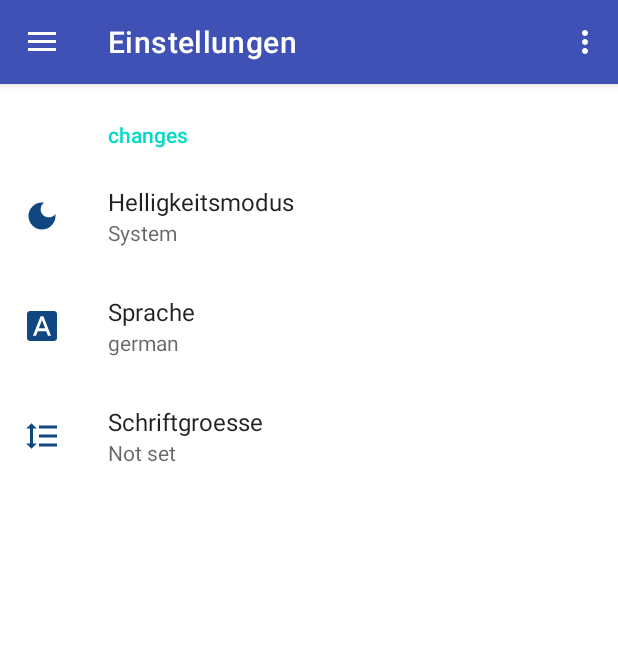
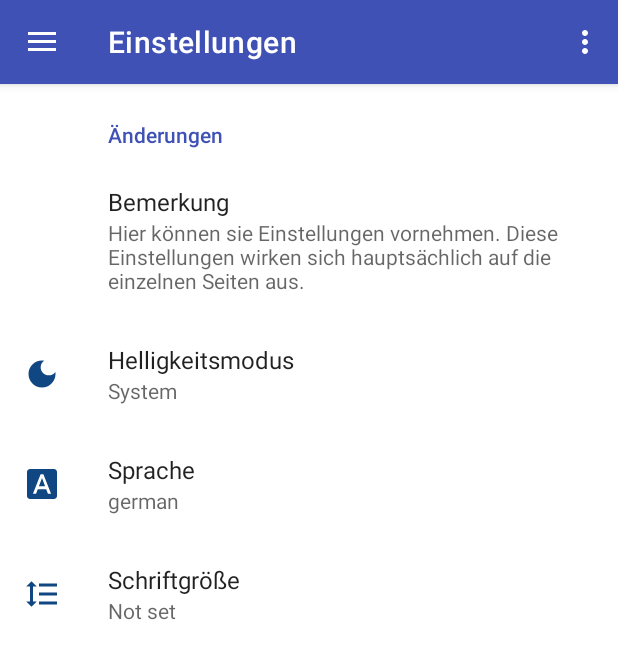
Before and after one commit to Klaus-Thaler/Stolperstein, an Android app: the SettingsFragment screen opened through its navigation route, on a phone screen of 412 x 824 dp. Shown: the top 659 px of the screen. Run offline under Robolectric (Android 15) with nearby library versions, the phone set to English and light mode, and no system bars; our stand-ins replace androidx.preference, navigation-ui; libraries missing offline, so code that uses them is left out: org.osmdroid.api, org.osmdroid.bonuspack, org.osmdroid.config, org.osmdroid.tileprovider, org.osmdroid.util and 1 more; pictures from the network do not load; 22 statements that could not run were skipped.

Commit message:
translate with deepl ;-)

```diff
--- a/app/build.gradle
+++ b/app/build.gradle
@@ -14,7 +14,7 @@ android {
         versionName "1.0"
 
         testInstrumentationRunner "androidx.test.runner.AndroidJUnitRunner"
-        resourceConfigurations += ["de", "en", "en-rGB"]
+        resourceConfigurations += ["de", "en", "en-rGB" , "uk", "uk-rUA", "fr", "fr-rFR"]
     }
 
     buildTypes {
--- a/app/src/main/java/com/example/stolperstein/ui/SettingsFragment.java
+++ b/app/src/main/java/com/example/stolperstein/ui/SettingsFragment.java
@@ -2,24 +2,17 @@ package com.example.stolperstein.ui;
 
 import static com.example.stolperstein.MainActivity.mSharedPref;
 
-import android.annotation.SuppressLint;
 import android.content.SharedPreferences;
-import android.os.Build;
 import android.os.Bundle;
 import android.util.Log;
 
-import androidx.annotation.RequiresApi;
 import androidx.appcompat.app.AppCompatDelegate;
 import androidx.core.os.LocaleListCompat;
-import androidx.fragment.app.FragmentManager;
 import androidx.preference.PreferenceFragmentCompat;
 
 import com.example.stolperstein.R;
 
 public class SettingsFragment extends PreferenceFragmentCompat {
-    public FragmentManager fragmentManager;
-    @SuppressLint("ResourceType")
-    @RequiresApi(api = Build.VERSION_CODES.TIRAMISU)
     @Override
     public void onCreatePreferences(Bundle savedInstanceState, String rootKey) {
         setPreferencesFromResource(R.xml.root_preferences, rootKey);
@@ -35,7 +28,7 @@ public class SettingsFragment extends PreferenceFragmentCompat {
                     int[] mDefaultFontSizes = getResources().getIntArray(R.array.default_text_size);
                     for (Integer item : mDefaultFontSizes) {
                         int result = item + Integer.parseInt((String) newValue);
-                        //utils.showToast(getContext(), "> " + result);
+                        //utils.showToast(getContext(), "> " + result + "> " + item);
                         editor.putInt(String.format("mFontSize_%s", item), result);
                     }
                     editor.apply();
@@ -64,6 +57,7 @@ public class SettingsFragment extends PreferenceFragmentCompat {
                     appLocale = LocaleListCompat.forLanguageTags("de");
                     for (String item : localeArray){
                         if (item.equals(newValue)) {
+                            //utils.showToast(getContext(), "> " + item);
                             appLocale = LocaleListCompat.forLanguageTags(item);
                         }
                     }
@@ -72,5 +66,4 @@ public class SettingsFragment extends PreferenceFragmentCompat {
                     return true;
                 });
     }
-
 }
--- a/app/src/main/res/values-night/strings.xml
+++ b/app/src/main/res/values-night/strings.xml
@@ -1,5 +1,5 @@
 <?xml version="1.0" encoding="utf-8"?>
 <resources>
-    <string name="mode" translatable="false">night</string>
+    <string name="mode">night</string>
     <string name="noData"><![CDATA[<html><style>body {background-color:white;color:black;} a {color:blue;}</style><body><table><tr><th>Noch keine Daten vorhanden.</th></tr><tr><td>Bitte f&uuml;r den ersten Start der App &uuml;ber <i>Einstellungen</i> -> <i>Suche</i> -> auf <i>Start</i> klicken. </td></tr></table></body></html>]]></string>
 </resources>
--- a/app/src/main/res/values-night/themes.xml
+++ b/app/src/main/res/values-night/themes.xml
@@ -2,12 +2,12 @@
     <!-- Base application theme. -->
     <style name="Theme.Stolperstein" parent="Theme.MaterialComponents.DayNight.DarkActionBar.Bridge">
         <!-- Primary brand color. -->
-        <item name="colorPrimary">@color/purple_200</item>
+        <item name="colorPrimary">@color/orange_200</item>
         <item name="colorPrimaryVariant">@color/purple_700</item>
         <item name="colorOnPrimary">@color/black</item>
         <!-- Secondary brand color. -->
-        <item name="colorSecondary">@color/teal_200</item>
-        <item name="colorSecondaryVariant">@color/teal_200</item>
+        <item name="colorSecondary">@color/orange_200</item>
+        <item name="colorSecondaryVariant">@color/orange_600</item>
         <item name="colorOnSecondary">@color/black</item>
         <!-- Status bar color. -->
         <item name="android:statusBarColor">?attr/colorPrimaryVariant</item>
--- a/app/src/main/res/values-small/text-size.xml
+++ /dev/null
@@ -1,4 +0,0 @@
-<?xml version="1.0" encoding="utf-8"?>
-<resources>
-    <string name="header" translatable="false">20sp</string>
-</resources>
--- a/app/src/main/res/values-v29/themes.xml
+++ b/app/src/main/res/values-v29/themes.xml
@@ -2,12 +2,12 @@
 <resources>
     <style name="Theme.Stolperstein" parent="Theme.MaterialComponents.DayNight.DarkActionBar">
         <!-- Primary brand color. -->
-        <item name="colorPrimary">@color/purple_500</item>
+        <item name="colorPrimary">@color/top</item>
         <item name="colorPrimaryVariant">@color/purple_700</item>
         <item name="colorOnPrimary">@color/white</item>
         <!-- Secondary brand color. -->
-        <item name="colorSecondary">@color/teal_200</item>
-        <item name="colorSecondaryVariant">@color/teal_700</item>
+        <item name="colorSecondary">@color/top</item>
+        <item name="colorSecondaryVariant">@color/purple_700</item>
         <item name="colorOnSecondary">@color/black</item>
         <!-- Status bar color. -->
         <item name="android:statusBarColor">?attr/colorPrimaryVariant</item>
--- a/app/src/main/res/values/array_locale.xml
+++ b/app/src/main/res/values/array_locale.xml
@@ -8,7 +8,7 @@
     </string-array>
     <string-array name="settings_locale_values">
         <item>de</item>
-        <item>en-GB</item>
+        <item>en</item>
         <item>fr</item>
         <item>uk</item>
     </string-array>
--- a/app/src/main/res/values/colors.xml
+++ b/app/src/main/res/values/colors.xml
@@ -12,4 +12,6 @@
     <color name="dialogText">#FF000000</color>
     <color name="dialogBackground">#FFFFFFFF</color>
     <color name="searchbox">#E5EAFD</color>
+    <color name="orange_200">#FFC170</color>
+    <color name="orange_600">#FFA42E</color>
 </resources>
--- a/app/src/main/res/values/strings.xml
+++ b/app/src/main/res/values/strings.xml
@@ -1,18 +1,17 @@
 <resources>
-    <string name="app_name" translatable="false">Stolperstein Kiel</string>
     <string name="mode" translatable="false">day</string>
     <string name="navigation_drawer_open" translatable="false">Open navigation drawer</string>
     <string name="navigation_drawer_close" translatable="false">Close navigation drawer</string>
     <string name="nav_header_title" translatable="false">Stolpersteine Kiel</string>
-    <string name="nav_header_subtitle" translatable="false">NIE WIEDER IST JETZT</string>
+    <string name="nav_header_subtitle">NIE WIEDER IST JETZT</string>
     <string name="nav_header_desc" translatable="false">Navigation header</string>
     <string name="action_settings" translatable="false">Settings</string>
 
     <string name="menu_karte">OSM Karte</string>
     <string name="menu_artist">Der Künstler</string>
     <string name="menu_project">Das Projekt</string>
-    <string name="placeholder" translatable="false">*</string>
-    <string name="gunter_demnig" translatable="false">Gunter Demnig</string>
+    <string name="placeholder">...</string>
+    <string name="gunter_demnig">Gunter Demnig</string>
 
     <string name="das_kunstprojekt">Das Kunstprojekt</string>
     <string name="this_project1">Die in Fußwege eingebetteten Gedenksteine halten die Erinnerung an die Opfer des Nationalsozialismus - jüdische Bürger, Sinti und Roma, politisch Verfolgte, Homosexuelle, Zeugen Jehovas und "Euthanasie"-Opfer - wach.</string>
@@ -75,13 +74,7 @@
         mitunter vorgehalten wird, relativiert sich schnell, wenn man berücksichtigt, dass von den 120 €,
         die ein Stolperstein kostet, Material, Werkzeug, Versand, Organisation und die insgesamt acht
         Mitarbeiter des Projekts bezahlt werden.</string>
-    <string name="this_stone4">Auch aus anderer Richtung gibt es Kritik. So
-        lehnen die Sinti und Roma in Schleswig-Holstein Stolpersteine für ihre Opfer ab, weil man die
-        Steine mit den Füßen treten könne. Darum gibt es für diese Opfer einen besonderen Gedenkstein
-        im Hiroshimapark. Aus dem gleichen Grund betrachtet Charlotte Knobloch, die Präsidentin der
-        israelitischen Kultusgemeinde München und Oberbayern und ehemalige Präsidentin (2006-2010)
-        des Zentralrats der Juden, die Steine als Entwürdigung der Opfer, während der heutige
-        Zentalratspräsident Josef Schuster (seit 2014) das Stolpersteinprojekt befürwortet.></string>
+    <string name="this_stone4">Auch aus anderer Richtung gibt es Kritik. So         lehnen die Sinti und Roma in Schleswig-Holstein Stolpersteine für ihre Opfer ab, weil man die         Steine mit den Füßen treten könne. Darum gibt es für diese Opfer einen besonderen Gedenkstein         im Hiroshimapark. Aus dem gleichen Grund betrachtet Charlotte Knobloch, die Präsidentin der         israelitischen Kultusgemeinde München und Oberbayern und ehemalige Präsidentin (2006-2010)         des Zentralrats der Juden, die Steine als Entwürdigung der Opfer, während der heutige         Zentalratspräsident Josef Schuster (seit 2014) das Stolpersteinprojekt befürwortet.</string>
     <string name="menu_stones">Die Stolpersteine</string>
     <string name="willkommen">Willkommen</string>
     <string name="start">Start</string>
@@ -116,19 +109,19 @@
     <string name="yes" translatable="false">yes</string>
     <string name="m_chtest_du_den_standort_ermitteln">Möchtest du deinen Standort ermitteln? \"Follow\" zeigt deinen Standort auf der Karte an. Das ist nur sinnvoll, wenn du in der Stadt Kiel oder in der Umgebung von Kiel bist. Wenn du nicht in Kiel bist, dann benutze \"No Follow\". So bleibt der Fokus auf der Karte der Stadt Kiel.</string>
 
-    <string name="location">Standort</string>
+    <string name="location">Dein Standort</string>
     <string name="follow">Folgen</string>
     <string name="nofollow">nicht Folgen</string>
     <string name="download_kml">Download Daten</string>
     <string name="kml_file_speichern">Die ermittelten Daten als KML-File zur Weitergabe in Downloads speichern?</string>
     <string name="clear">löschen</string>
     <string name="this_app_is_for_android_8_and_higher">Der Standort konnte nicht identifiziert werden.\\nDiese App ist für Android 8 und höher</string>
-    <string name="quelle_wikipedia">Quelle: https://de.wikipedia.org/wiki/Gunter_Demnig</string>
-    <string name="source_github">Quell-Code: https://github.com/Klaus-Thaler/Stolperstein</string>
+    <string name="quelle_wikipedia" translatable="false">Quelle: https://de.wikipedia.org/wiki/Gunter_Demnig</string>
+    <string name="source_github" translatable="false">Quell-Code: https://github.com/Klaus-Thaler/Stolperstein</string>
     <string name="show_in_card">in Map anzeigen</string>
     <string name="name">Name</string>
     <string name="address">Adresse</string>
-    <string name="born">geboren</string>
+    <string name="born">Geboren</string>
     <string name="death">gestorben/deportiert</string>
     <string name="bio">Biografie</string>
     <string name="foto">Foto</string>
@@ -143,7 +136,7 @@
     <string name="settings_locale_default" translatable="false">de</string>
     <!-- text size -->
     <string name="settings_text_key" translatable="false">textsize</string>
-    <integer name="settings_textsize_default" translatable="false">17</integer>
+    <integer name="settings_textsize_default" translatable="false">18</integer>
     <!-- theme change dark & light -->
     <string name="settings_theme_key" translatable="false">theme</string>
     <string name="settings_theme_value_default" translatable="false">DEFAULT</string>
@@ -154,5 +147,10 @@
     <string name="lang">Sprache</string>
     <string name="settings_textsize_key" translatable="false">text-size</string>
     <string name="mPreference" translatable="false">dimens</string>
+    <string name="settings_info_text">Hier können sie Einstellungen vornehmen. Diese Einstellungen wirken sich hauptsächlich auf die einzelnen Seiten aus.</string>
+    <string name="howto">Bemerkung</string>
+    <string name="app_name">Stolperstein Kiel</string>
+    <string name="changes">Änderungen</string>
+    <string name="fontSize">Schriftgröße</string>
 
 </resources>
--- a/app/src/main/res/values/text-size.xml
+++ /dev/null
@@ -1,4 +0,0 @@
-<?xml version="1.0" encoding="utf-8"?>
-<resources>
-    <string name="header" translatable="false">30sp</string>
-</resources>
--- a/app/src/main/res/values/themes.xml
+++ b/app/src/main/res/values/themes.xml
@@ -2,12 +2,12 @@
     <!-- Base application theme. -->
     <style name="Theme.Stolperstein" parent="Theme.MaterialComponents.DayNight.DarkActionBar">
         <!-- Primary brand color. -->
-        <item name="colorPrimary">@color/purple_500</item>
+        <item name="colorPrimary">@color/top</item>
         <item name="colorPrimaryVariant">@color/purple_700</item>
         <item name="colorOnPrimary">@color/white</item>
         <!-- Secondary brand color. -->
-        <item name="colorSecondary">@color/teal_200</item>
-        <item name="colorSecondaryVariant">@color/teal_700</item>
+        <item name="colorSecondary">@color/top</item>
+        <item name="colorSecondaryVariant">@color/purple_700</item>
         <item name="colorOnSecondary">@color/black</item>
         <!-- Status bar color. -->
         <item name="android:statusBarColor">?attr/colorPrimaryVariant</item>
--- a/app/src/main/res/xml/root_preferences.xml
+++ b/app/src/main/res/xml/root_preferences.xml
@@ -2,7 +2,15 @@
     xmlns:app="http://schemas.android.com/apk/res-auto">
 
     <PreferenceCategory
-        android:title="changes" />
+        android:title="@string/changes">
+    </PreferenceCategory>
+    <Preference
+        android:selectable="false"
+        android:enabled="true"
+        android:key="blank_key"
+        android:title="@string/howto"
+        android:summary="@string/settings_info_text" />
+
     <androidx.preference.ListPreference
         android:key="@string/settings_theme_key"
         android:icon="@drawable/baseline_dark_mode_24"
@@ -26,8 +34,8 @@
     <ListPreference
         android:key="@string/mPreference"
         android:icon="@drawable/baseline_format_line_spacing_24"
-        android:title="Schriftgroesse"
-        android:dialogTitle="Schriftgroesse"
+        android:title="@string/fontSize"
+        android:dialogTitle="@string/fontSize"
         app:useSimpleSummaryProvider="true"
         android:defaultValue="@integer/settings_textsize_default"
         android:entries="@array/settings_textsize_entries"
```
Also changed, not shown: 3 other files.
